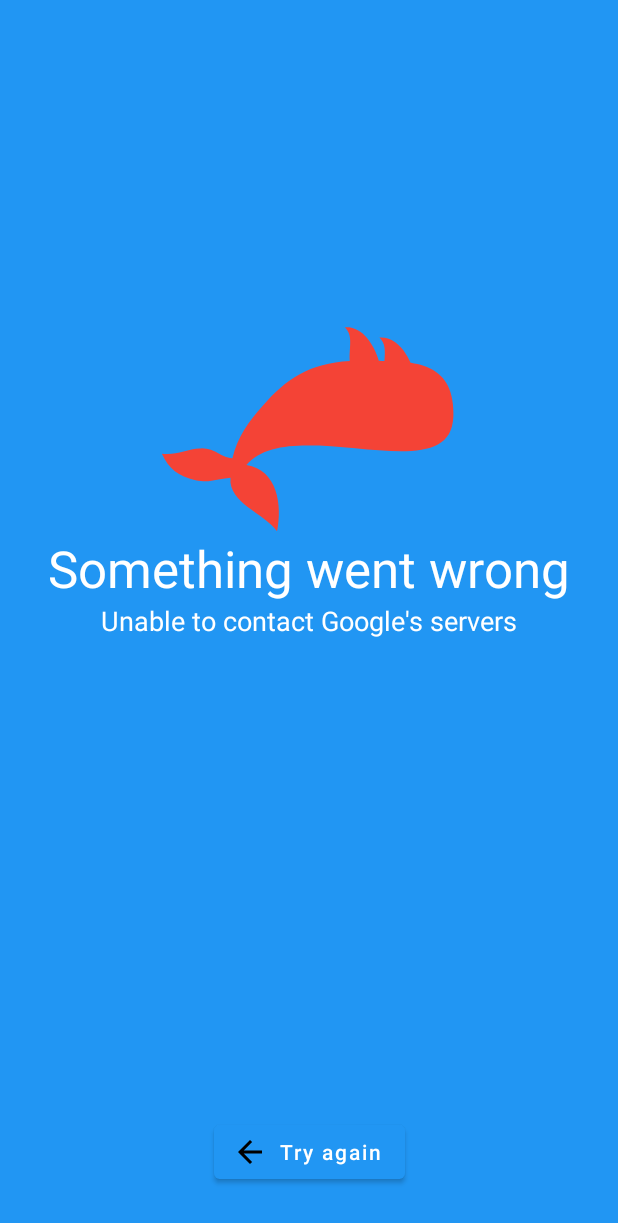
After one commit to jordond/whalesay, an Android app: the layout fragment_translate_error.xml on its own in the app's theme, with its tools: preview values and no code run, on a phone screen of 412 x 824 dp. The commit adds this screen. Shown: the top 1223 px of the screen. Run offline under Robolectric (Android 15) with nearby library versions, the phone set to English and light mode, and no system bars.

Commit message:
add layout for an error state

```diff
--- /dev/null
+++ b/features/translate/src/main/res/layout/fragment_translate_error.xml
@@ -0,0 +1,81 @@
+<?xml version="1.0" encoding="utf-8"?>
+<layout
+    xmlns:android="http://schemas.android.com/apk/res/android"
+    xmlns:tools="http://schemas.android.com/tools"
+    xmlns:app="http://schemas.android.com/apk/res-auto"
+    >
+
+    <data>
+
+
+    </data>
+
+    <androidx.constraintlayout.widget.ConstraintLayout
+        android:layout_width="match_parent"
+        android:layout_height="match_parent"
+        tools:background="@color/colorPrimary"
+        >
+
+        <androidx.appcompat.widget.AppCompatImageView
+            android:id="@+id/imgLogo"
+            android:layout_width="wrap_content"
+            android:layout_height="wrap_content"
+            app:srcCompat="@drawable/ic_whale_white"
+            android:tint="@color/red"
+            android:scaleY="-1"
+            app:layout_constraintStart_toStartOf="parent"
+            app:layout_constraintEnd_toEndOf="parent"
+            app:layout_constraintTop_toTopOf="parent"
+            app:layout_constraintHorizontal_bias="0.5"
+            app:layout_constraintBottom_toTopOf="@+id/txtErrorText"
+            app:layout_constraintVertical_chainStyle="packed"
+            app:layout_constraintVertical_bias="0.35000002"
+            />
+
+        <androidx.appcompat.widget.AppCompatTextView
+            android:id="@+id/txtErrorText"
+            android:layout_width="wrap_content"
+            android:layout_height="wrap_content"
+            android:text="@string/error_generic"
+            app:layout_constraintTop_toBottomOf="@+id/imgLogo"
+            app:layout_constraintStart_toStartOf="parent"
+            app:layout_constraintEnd_toEndOf="parent"
+            android:textAppearance="@android:style/TextAppearance.Material.Display1"
+            android:textColor="@color/white"
+            app:layout_constraintHorizontal_bias="0.5"
+            app:layout_constraintBottom_toTopOf="@+id/txtErrorSubText"
+            />
+
+        <androidx.appcompat.widget.AppCompatTextView
+            android:id="@+id/txtErrorSubText"
+            android:layout_width="wrap_content"
+            android:layout_height="wrap_content"
+            tools:text="Unable to contact Google's servers"
+            app:layout_constraintTop_toBottomOf="@+id/txtErrorText"
+            app:layout_constraintStart_toStartOf="parent"
+            app:layout_constraintEnd_toEndOf="parent"
+            android:textAppearance="@android:style/TextAppearance.Material.Medium"
+            android:textColor="@color/white"
+            app:layout_constraintBottom_toBottomOf="parent"
+            app:layout_constraintHorizontal_bias="0.5"
+            />
+
+        <com.google.android.material.button.MaterialButton
+            android:id="@+id/btnTryAgain"
+            android:layout_width="wrap_content"
+            android:layout_height="wrap_content"
+            android:text="@string/try_again"
+            android:textAllCaps="false"
+            android:textColor="@color/white"
+            android:layout_marginBottom="32dp"
+            app:layout_constraintStart_toStartOf="parent"
+            app:layout_constraintEnd_toEndOf="parent"
+            app:icon="@drawable/ic_arrow_back"
+            app:backgroundTint="@color/colorPrimary"
+            app:layout_constraintBottom_toBottomOf="parent"
+            style="@style/Widget.MaterialComponents.Button.Icon"
+            />
+
+    </androidx.constraintlayout.widget.ConstraintLayout>
+
+</layout>
--- a/features/translate/src/main/res/values/strings.xml
+++ b/features/translate/src/main/res/values/strings.xml
@@ -1,2 +1,4 @@
 <resources>
+    <string name="error_generic">Something went wrong</string>
+    <string name="try_again">Try again</string>
 </resources>
--- a/mobile/src/main/java/ca/hoogit/whalesay/ui/MainActivity.kt
+++ b/mobile/src/main/java/ca/hoogit/whalesay/ui/MainActivity.kt
@@ -20,7 +20,7 @@ class MainActivity : BindableActivity<ActivityMainBinding>() {
     private val navController by lazy { findNavController(R.id.navHost) }
 
     override fun onCreate(savedInstanceState: Bundle?) {
-        setTheme(R.style.AppTheme_NoActionBar)
+        setTheme(R.style.AppTheme)
         super.onCreate(savedInstanceState)
     }
 
--- a/modules/coreview/src/main/res/values/colors.xml
+++ b/modules/coreview/src/main/res/values/colors.xml
@@ -4,4 +4,5 @@
     <color name="colorPrimaryDark">#0D47A1</color>
     <color name="colorAccent">#E040FB</color>
     <color name="white">#fff</color>
+    <color name="red">#f44336</color>
 </resources>
--- a/modules/coreview/src/main/res/values/styles.xml
+++ b/modules/coreview/src/main/res/values/styles.xml
@@ -1,20 +1,14 @@
 <resources>
 
     <!-- Base application theme. -->
-    <style name="AppTheme" parent="Theme.AppCompat.Light.NoActionBar">
+    <style name="AppTheme" parent="Theme.MaterialComponents.NoActionBar">
         <item name="colorPrimary">@color/colorPrimary</item>
         <item name="colorPrimaryDark">@color/colorPrimaryDark</item>
         <item name="colorAccent">@color/colorAccent</item>
         <item name="android:statusBarColor">@color/colorPrimary</item>
         <item name="android:navigationBarColor">@color/colorPrimaryDark</item>
         <item name="android:windowBackground">@color/colorPrimary</item>
-    </style>
-
-    <style name="AppTheme.NoActionBar">
         <item name="android:windowActivityTransitions">true</item>
-        <item name="windowActionBar">false</item>
-        <item name="windowNoTitle">true</item>
-        <item name="colorControlNormal">@color/white</item>
     </style>
 
     <style name="AppTheme.Launcher">
```
